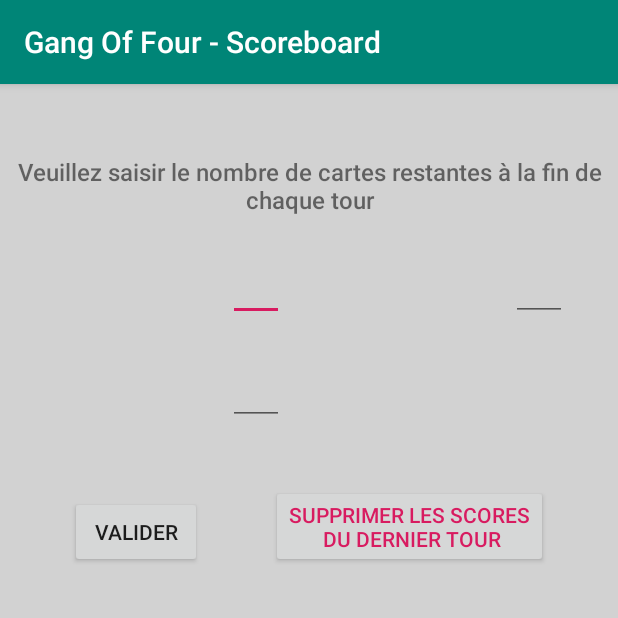
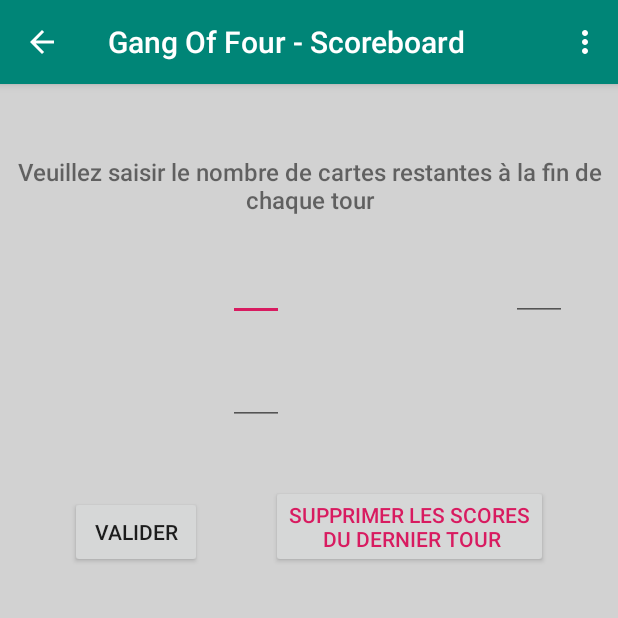
Before and after one commit to reisack/GOFScoreboardAndroid, an Android app: the ScoreboardActivity screen opened directly, with no data from a screen before it, on a phone screen of 412 x 824 dp, the top half of it. Run offline under Robolectric (Android 15) with nearby library versions, the light colour scheme and no system bars; our stand-ins replace data binding.

Commit message:
Add menu items with actions

```diff
--- a/app/src/main/java/rek/gofscoreboard/ScoreboardActivity.kt
+++ b/app/src/main/java/rek/gofscoreboard/ScoreboardActivity.kt
@@ -2,6 +2,8 @@
 
 import android.annotation.SuppressLint
 import android.os.Bundle
+import android.view.Menu
+import android.view.MenuItem
 import androidx.appcompat.app.AppCompatActivity
 import android.view.View
 import android.widget.Toast
@@ -37,7 +39,37 @@
         setToastMessageObserver()
         setFinishAlertDialogObserver()
 
+        supportActionBar?.setDisplayHomeAsUpEnabled(true)
+        supportActionBar?.setDisplayShowHomeEnabled(true)
+
         super.onCreate(savedInstanceState)
+    }
+
+    override fun onCreateOptionsMenu(menu: Menu?): Boolean {
+        if (menu != null) {
+            menuInflater.inflate(R.menu.activity_scoreboard_menu, menu)
+        }
+
+        return super.onCreateOptionsMenu(menu)
+    }
+
+    override fun onOptionsItemSelected(item: MenuItem?): Boolean {
+        // The good way to do it is to use itemId property
+        // For an unknown reason, item?.itemId never match with R.id.menu_new_game
+        // So I check with the title item and its localized string
+        // This is absolutely horrible but I cannot do otherwise
+        return when (item?.title) {
+            getString(R.string.new_game) -> {
+                newGameActionMenu()
+                return true
+            }
+            else -> super.onOptionsItemSelected(item)
+        }
+    }
+
+    override fun onSupportNavigateUp(): Boolean {
+        onBackPressed()
+        return super.onSupportNavigateUp()
     }
 
     override fun onBackPressed() {
@@ -107,7 +139,7 @@
 
     private fun setToastMessageObserver() {
         val activityContext = this
-        viewModel.toastMessage.observe(this, Observer { resourceId ->
+        viewModel.toastMessage.observe(activityContext, Observer { resourceId ->
             if (resourceId != null) {
                 val message = getString(resourceId)
                 Toast.makeText(activityContext, message, Toast.LENGTH_LONG).show()
@@ -118,16 +150,15 @@
     private fun setFinishAlertDialogObserver() {
         val activityContext = this
         viewModel.finishAlertDialogFinalRanking.observe(this, Observer { ranking ->
-            AlertDialog.Builder(this)
+            AlertDialog.Builder(activityContext)
                 .setCancelable(false)
                 .setTitle(R.string.game_over_dialog_title)
                 .setMessage(activityContext.getFinalRankingMessage(ranking))
                 .setNegativeButton(R.string.button_back_main_screen) { _, _ ->
                     activityContext.finish()
                 }
-                .setPositiveButton(R.string.button_new_game) { _, _ ->
-                    activityContext.finish()
-                    activityContext.startActivity(activityContext.intent)
+                .setPositiveButton(R.string.new_game) { _, _ ->
+                    activityContext.launchNewGame()
                 }
                 .show()
         })
@@ -150,6 +181,22 @@
         return winnerMessage + rankingMessage
     }
 
+    private fun newGameActionMenu() {
+        AlertDialog.Builder(this)
+            .setTitle(R.string.new_game)
+            .setMessage(R.string.new_game_message)
+            .setNegativeButton(R.string.no, null)
+            .setPositiveButton(R.string.yes) { _, _ ->
+                launchNewGame()
+            }
+            .show()
+    }
+
+    private fun launchNewGame() {
+        finish()
+        startActivity(intent)
+    }
+
     private fun refreshScoreboard() {
         binding.scoreboard.adapter = viewModel.getAdapterScoresList()
     }
--- /dev/null
+++ b/app/src/main/res/menu/activity_scoreboard_menu.xml
@@ -0,0 +1,9 @@
+<?xml version="1.0" encoding="utf-8"?>
+<menu xmlns:android="http://schemas.android.com/apk/res/android"
+      xmlns:app="http://schemas.android.com/apk/res-auto">
+    <item
+            android:id="@+id/menu_new_game"
+            android:orderInCategory="100"
+            android:title="@string/new_game"
+            app:showAsAction="never" />
+</menu>
--- a/app/src/main/res/values/strings.xml
+++ b/app/src/main/res/values/strings.xml
@@ -32,5 +32,6 @@
     <string name="yes">Oui</string>
     <string name="no">Non</string>
     <string name="button_back_main_screen">Retour à l\'écran d\'accueil</string>
-    <string name="button_new_game">Nouvelle partie</string>
+    <string name="new_game">Nouvelle partie</string>
+    <string name="new_game_message">Êtes-vous sûr de vouloir recommencer une nouvelle partie ?</string>
 </resources>
```
Also changed, not shown: 1 other file.
